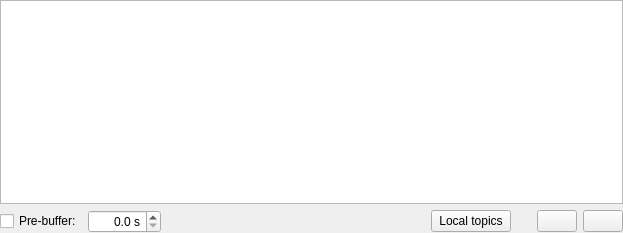
First picture: the form in app/rec/rec_gui/src/widgets/recordermanager_widget/recordermanager_widget.ui, repository eclipse-ecal/ecal, before the edit.
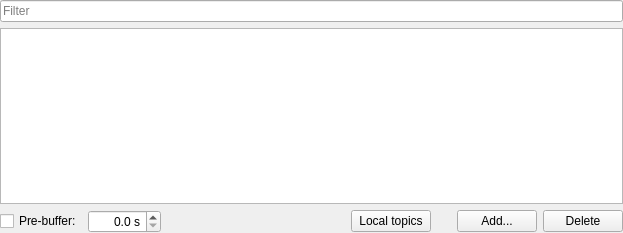
Second picture: the form after the edit. Icons and pictures are not drawn. Custom widgets are drawn as their Qt base class.

Diff of the .ui file:
```diff
--- a/app/rec/rec_gui/src/widgets/recordermanager_widget/recordermanager_widget.ui
+++ b/app/rec/rec_gui/src/widgets/recordermanager_widget/recordermanager_widget.ui
@@ -26,6 +26,13 @@
    <property name="bottomMargin">
     <number>0</number>
    </property>
+   <item>
+    <widget class="QFilterLineEdit" name="filter_lineedit">
+     <property name="placeholderText">
+      <string>Filter</string>
+     </property>
+    </widget>
+   </item>
    <item>
     <widget class="QAdvancedTreeView" name="recorder_list">
      <property name="editTriggers">
@@ -34,6 +41,9 @@
      <property name="selectionMode">
       <enum>QAbstractItemView::ExtendedSelection</enum>
      </property>
+     <property name="textElideMode">
+      <enum>Qt::ElideMiddle</enum>
+     </property>
      <property name="verticalScrollMode">
       <enum>QAbstractItemView::ScrollPerPixel</enum>
      </property>
@@ -119,8 +129,8 @@
        </property>
        <property name="sizeHint" stdset="0">
         <size>
-         <width>1</width>
-         <height>1</height>
+         <width>0</width>
+         <height>0</height>
         </size>
        </property>
       </spacer>
@@ -165,7 +175,7 @@
        <property name="sizeHint" stdset="0">
         <size>
          <width>20</width>
-         <height>1</height>
+         <height>0</height>
         </size>
        </property>
       </spacer>
@@ -188,7 +198,7 @@
         <string>Add host...</string>
        </property>
        <property name="text">
-        <string/>
+        <string>Add...</string>
        </property>
        <property name="icon">
         <iconset resource="../../../../../iconset/ecalicons.qrc">
@@ -214,7 +224,7 @@
         <string>Remove host</string>
        </property>
        <property name="text">
-        <string/>
+        <string>Delete</string>
        </property>
        <property name="icon">
         <iconset resource="../../../../../iconset/ecalicons.qrc">
@@ -233,6 +243,11 @@
    <extends>QTreeView</extends>
    <header location="global">CustomQt/QAdvancedTreeView.h</header>
   </customwidget>
+  <customwidget>
+   <class>QFilterLineEdit</class>
+   <extends>QLineEdit</extends>
+   <header location="global">CustomQt/QFilterLineEdit.h</header>
+  </customwidget>
  </customwidgets>
  <resources>
   <include location="../../../../../iconset/ecalicons.qrc"/>
```
Left out of the diff: 15 changed lines with no effect on the pictures.
